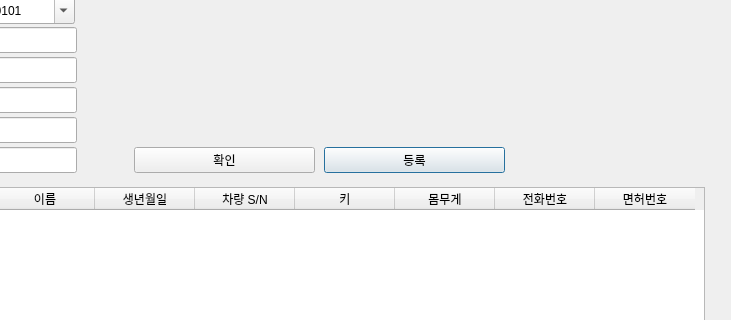
Old version of the form RFID/rfid_register.ui in the repository jonnyboy2222/self_drive; both pictures show x 126 to 857 and y 83 to 403 of the 857 by 534 pixel window.
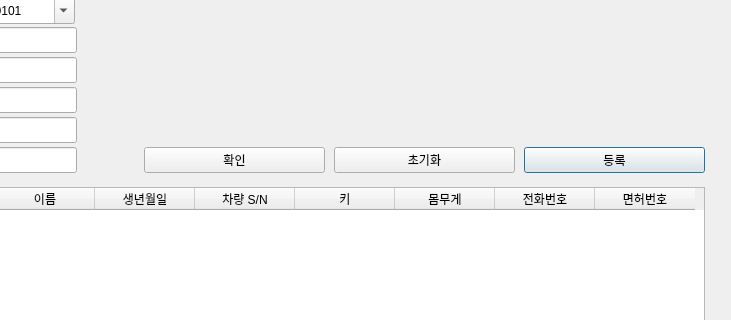
New version of the form.

Commit message: RFID 등록 수정

```diff
--- a/RFID/rfid_register.ui
+++ b/RFID/rfid_register.ui
@@ -206,7 +206,7 @@
   <widget class="QPushButton" name="btnRegister">
    <property name="geometry">
     <rect>
-     <x>450</x>
+     <x>650</x>
      <y>230</y>
      <width>181</width>
      <height>26</height>
@@ -282,7 +282,7 @@
   <widget class="QPushButton" name="btnConfirm">
    <property name="geometry">
     <rect>
-     <x>260</x>
+     <x>270</x>
      <y>230</y>
      <width>181</width>
      <height>26</height>
@@ -292,6 +292,19 @@
     <string>확인</string>
    </property>
   </widget>
+  <widget class="QPushButton" name="btnReset">
+   <property name="geometry">
+    <rect>
+     <x>460</x>
+     <y>230</y>
+     <width>181</width>
+     <height>26</height>
+    </rect>
+   </property>
+   <property name="text">
+    <string>초기화</string>
+   </property>
+  </widget>
  </widget>
  <resources/>
  <connections/>
```
The commit also changes 1 other file.
